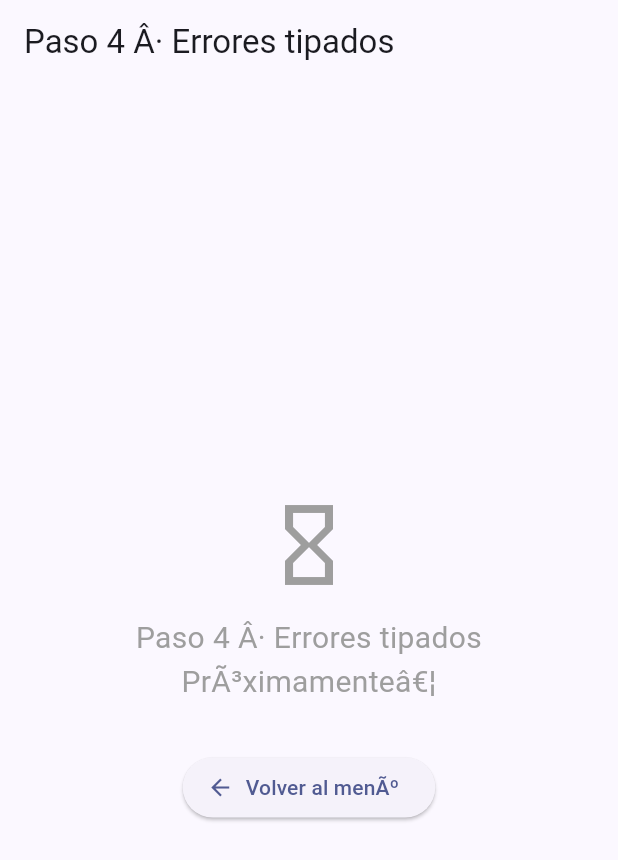
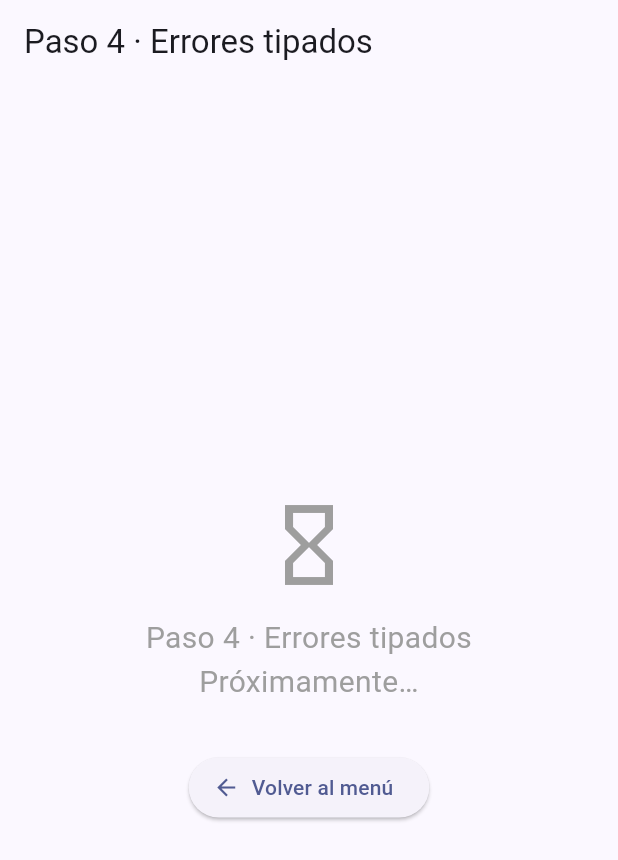
Before and after one commit to AlexMa77/programacion_4_manana_macias, a Flutter app: the PantallaTemporal screen opened by its route, on a phone screen of 412 x 824 dp. Shown: the top 860 px of the screen. Run offline on Flutter 3.47's test engine with Material 3 defaults, Android fonts, the phone set to English and light mode, and no system bars; our stand-ins replace cached_network_image, dio, flutter_dotenv, flutter_riverpod, flutter_secure_storage, go_router; accounts and stored records are empty; network calls fail.

Commit message:
fix: encoding issues in modulo12 UI strings

```diff
--- a/modulo_3/flutter/modulo12_api_mp/lib/main.dart
+++ b/modulo_3/flutter/modulo12_api_mp/lib/main.dart
@@ -28,14 +28,14 @@ class PantallaTemporal extends StatelessWidget {
           const Icon(Icons.hourglass_empty, size: 64, color: Colors.grey),
           const SizedBox(height: 16),
           Text(
-            '$titulo\nPrÃ³ximamenteâ€¦',
+            '$titulo\nPróximamente…',
             textAlign: TextAlign.center,
             style: const TextStyle(fontSize: 20, color: Colors.grey),
           ),
           const SizedBox(height: 32),
           ElevatedButton.icon(
             icon: const Icon(Icons.arrow_back),
-            label: const Text('Volver al menÃº'),
+            label: const Text('Volver al menú'),
             onPressed: () => context.go('/'),
           ),
         ],
@@ -59,10 +59,10 @@ final _router = GoRouter(
     GoRoute(path: '/paso3', builder: (_, __) => const PantallaPaso3()),
 
     // Paso 4 â†’ reemplaza por PantallaPaso4()
-    GoRoute(path: '/paso4', builder: (_, __) => const PantallaTemporal(titulo: 'Paso 4 Â· Errores tipados')),
+    GoRoute(path: '/paso4', builder: (_, __) => const PantallaTemporal(titulo: 'Paso 4 · Errores tipados')),
 
     // Paso 5 â†’ reemplaza por PantallaPaso5()
-    GoRoute(path: '/paso5', builder: (_, __) => const PantallaTemporal(titulo: 'Paso 5 Â· Arquitectura completa')),
+    GoRoute(path: '/paso5', builder: (_, __) => const PantallaTemporal(titulo: 'Paso 5 · Arquitectura completa')),
   ],
 );
 
@@ -168,7 +168,7 @@ class PantallaMenu extends StatelessWidget {
                 child: Icon(p.icono, color: Colors.white),
               ),
               title: Text(
-                '${p.titulo} Â· ${p.subtitulo}',
+                '${p.titulo} · ${p.subtitulo}',
                 style: const TextStyle(fontWeight: FontWeight.bold),
               ),
               subtitle: Padding(
--- a/modulo_3/flutter/modulo12_api_mp/lib/pantalla_paso1.dart
+++ b/modulo_3/flutter/modulo12_api_mp/lib/pantalla_paso1.dart
@@ -17,7 +17,7 @@ class PantallaPaso1 extends StatelessWidget {
   Widget build(BuildContext context) {
     return Scaffold(
       appBar: AppBar(
-        title: const Text('Paso 1 Â· FutureBuilder crudo'),
+        title: const Text('Paso 1 · FutureBuilder crudo'),
         leading: BackButton(onPressed: () => context.go('/')),
       ),
       body: Center(
--- a/modulo_3/flutter/modulo12_api_mp/lib/pantalla_paso1_users.dart
+++ b/modulo_3/flutter/modulo12_api_mp/lib/pantalla_paso1_users.dart
@@ -18,7 +18,7 @@ class PantallaPaso1User extends StatelessWidget {
   Widget build(BuildContext context) {
     return Scaffold(
       appBar: AppBar(
-        title: const Text('Paso 1 Â· FutureBuilder crudo'),
+        title: const Text('Paso 1 · FutureBuilder crudo'),
         leading: BackButton(onPressed: () => context.go('/')),
       ),
       body: Center(
--- a/modulo_3/flutter/modulo12_api_mp/lib/pantalla_paso2.dart
+++ b/modulo_3/flutter/modulo12_api_mp/lib/pantalla_paso2.dart
@@ -22,7 +22,7 @@ class PantallaPaso2 extends StatelessWidget {
   Widget build(BuildContext context) {
     return Scaffold(
       appBar: AppBar(
-        title: const Text('Paso 2 Â· DTO simple'),
+        title: const Text('Paso 2 · DTO simple'),
         leading: BackButton(onPressed: () => context.go('/')),
       ),
       body: FutureBuilder<List<TodoDto>>(
--- a/modulo_3/flutter/modulo12_api_mp/lib/pantalla_paso2_users.dart
+++ b/modulo_3/flutter/modulo12_api_mp/lib/pantalla_paso2_users.dart
@@ -22,7 +22,7 @@ class PantallaPaso2Users extends StatelessWidget {
   Widget build(BuildContext context) {
     return Scaffold(
       appBar: AppBar(
-        title: const Text('Paso 2 Â· DTO users'),
+        title: const Text('Paso 2 · DTO users'),
         leading: BackButton(onPressed: () => context.go('/')),
       ),
       body: FutureBuilder<List<UserDto>>(
```
Also changed, not shown: modulo_3/flutter/modulo12_api_mp/lib/pantalla_paso3.dart (line endings or trailing spaces), modulo_3/flutter/modulo12_api_mp/lib/producto.dart (line endings or trailing spaces), modulo_3/flutter/modulo12_api_mp/lib/producto_dto.dart (line endings or trailing spaces), modulo_3/flutter/modulo12_api_mp/lib/todo_dto.dart (line endings or trailing spaces), modulo_3/flutter/modulo12_api_mp/lib/todo_dto2.dart (line endings or trailing spaces).
